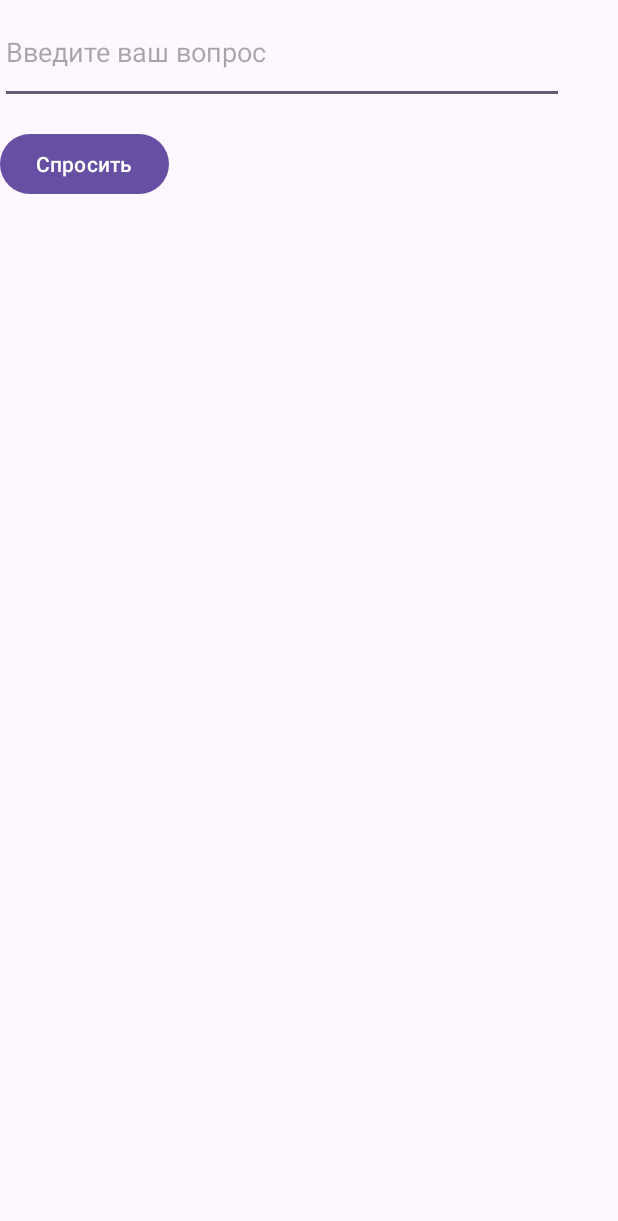
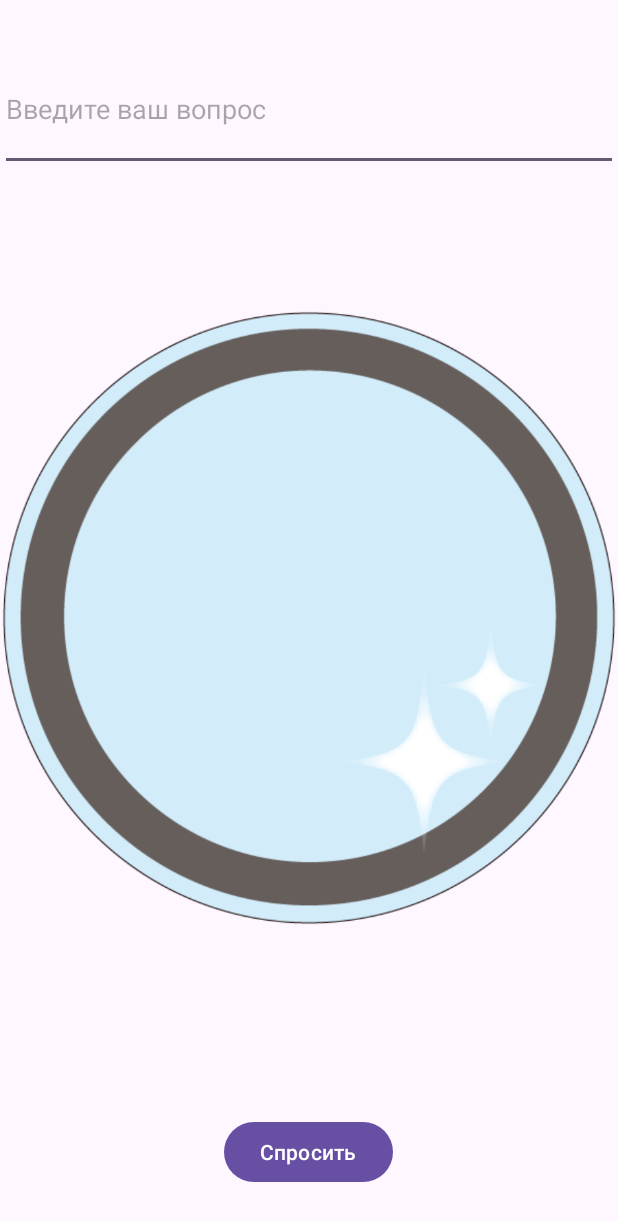
Before and after one commit to edikvsk/Anime_Ball_Of_Fate, an Android app: the screen it shows after launch (MainActivity), on a phone screen of 412 x 824 dp. Shown: the top 1221 px of the screen. Run offline under Robolectric (Android 15) with nearby library versions, the phone set to English and light mode, and no system bars.

Commit message:
Improve logic

```diff
--- a/app/src/main/java/com/example/animeballoffate/MainActivity.java
+++ b/app/src/main/java/com/example/animeballoffate/MainActivity.java
@@ -20,6 +20,8 @@ public class MainActivity extends AppCompatActivity {
             "Да", "Нет", "Возможно", "Определенно", "Скорее да", "Скорее нет", "Не знаю"
     };
 
+    private String lastQuestion = ""; // Переменная для хранения последнего вопроса
+
     @Override
     protected void onCreate(Bundle savedInstanceState) {
         super.onCreate(savedInstanceState);
@@ -40,8 +42,13 @@ public class MainActivity extends AppCompatActivity {
             public void onClick(View v) {
                 String question = questionInput.getText().toString();
                 if (!question.isEmpty()) {
-                    String answer = getRandomAnswer();
-                    answerOutput.setText(answer);
+                    if (question.equals(lastQuestion)) {
+                        answerOutput.setText("Вы уже получили ответ на этот вопрос");
+                    } else {
+                        String answer = getRandomAnswer();
+                        answerOutput.setText(answer);
+                        lastQuestion = question; // Обновляем последний вопрос
+                    }
                 }
             }
         });
--- a/app/src/main/res/layout/activity_main.xml
+++ b/app/src/main/res/layout/activity_main.xml
@@ -1,15 +1,24 @@
 <?xml version="1.0" encoding="utf-8"?>
-<RelativeLayout xmlns:android="http://schemas.android.com/apk/res/android"
+<FrameLayout xmlns:android="http://schemas.android.com/apk/res/android"
+    xmlns:app="http://schemas.android.com/apk/res-auto"
     android:id="@+id/main"
     android:layout_width="match_parent"
     android:layout_height="match_parent"
     android:padding="16dp">
 
+    <ImageView
+        android:id="@+id/ball_img_simple"
+        android:layout_width="wrap_content"
+        android:layout_height="wrap_content"
+        android:layout_gravity="center"
+        app:srcCompat="@drawable/ball_simple" />
+
     <EditText
         android:id="@+id/question_input"
-        android:layout_width="376dp"
-        android:layout_height="69dp"
-        android:autofillHints="Введите ваш вопрос"
+        android:layout_width="match_parent"
+        android:layout_height="82dp"
+        android:layout_gravity="top|center_horizontal"
+        android:layout_marginTop="32dp"
         android:hint="@string/hint_am"
         android:inputType="text" />
 
@@ -17,16 +26,17 @@
         android:id="@+id/ask_button"
         android:layout_width="wrap_content"
         android:layout_height="wrap_content"
-        android:text="@string/btn_ask_am"
-        android:layout_below="@id/question_input"
-        android:layout_marginTop="16dp" />
+        android:layout_gravity="bottom|center_horizontal"
+        android:layout_marginBottom="32dp"
+        android:text="@string/btn_ask_am" />
 
     <TextView
         android:id="@+id/answer_output"
         android:layout_width="match_parent"
         android:layout_height="wrap_content"
-        android:layout_below="@id/ask_button"
-        android:layout_marginTop="16dp"
+        android:layout_gravity="center"
+        android:gravity="center"
+        android:textColor="@android:color/white"
         android:textSize="18sp" />
 
-</RelativeLayout>
+</FrameLayout>
```
Also changed, not shown: app/src/main/res/drawable/ball_simple.png (added).
